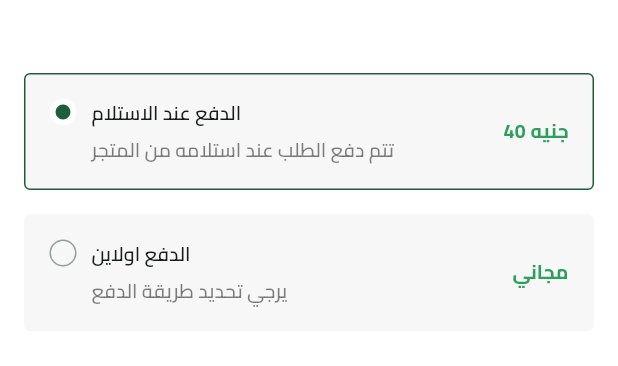
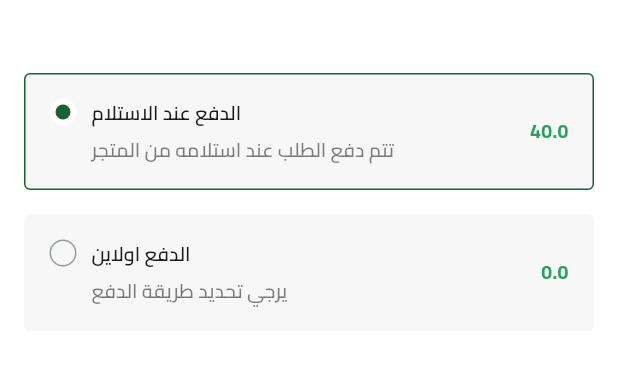
Before and after one commit to abdalrhman7/fruit_hub, a Flutter app: the CheckoutView screen opened directly with empty values, after a tap on "الدفع عند الاستلام", on a phone screen of 412 x 824 dp, the part 149-515 px from its top. Run offline on Flutter 3.47's test engine with Material 3 defaults, Android fonts, the phone set to English and light mode, and no system bars; our stand-ins replace bloc, cloud_firestore, dartz, dots_indicator, equatable, firebase_auth and 8 more; missing offline and left inert: flutter_facebook_auth, svg_flutter; accounts and stored records are empty; project files that could hold a hidden picture were left out.

Commit message:
finish Shipping Section

```diff
--- a/lib/core/helper_functions/build_error_bar.dart
+++ b/lib/core/helper_functions/build_error_bar.dart
@@ -4,6 +4,7 @@ void showErrorBar(BuildContext context, String message) {
   ScaffoldMessenger.of(context).showSnackBar(
     SnackBar(
       duration:  const Duration(milliseconds: 500),
+      behavior: SnackBarBehavior.floating,
       content: Text(message),
     ),
   );
--- a/lib/core/helper_functions/on_generate_routes.dart
+++ b/lib/core/helper_functions/on_generate_routes.dart
@@ -4,6 +4,7 @@ import 'package:fruit/features/auth/presentation/views/signup_view.dart';
 import 'package:fruit/features/best_selling_fruits/views/best_selling_view.dart';
 import 'package:fruit/features/checkout/presentation/views/checkout_view.dart';
 import 'package:fruit/features/home/domin/entites/car_item_entity.dart';
+import 'package:fruit/features/home/domin/entites/cart_entity.dart';
 import 'package:fruit/features/home/presentation/views/main_view.dart';
 import 'package:fruit/features/on_boarding/presentation/views/on_boarding_view.dart';
 import 'package:fruit/features/splash/presentation/views/splash_view.dart';
@@ -15,7 +16,7 @@ Route<dynamic> onGenerateRoute(RouteSettings settings) {
     case CheckoutView.routeName:
       return MaterialPageRoute(
         builder: (context) => CheckoutView(
-          cartItems: settings.arguments as List<CartItemEntity>,
+          cartEntity: settings.arguments as CartEntity,
         ),
       );
     case SignInView.routeName:
--- a/lib/features/checkout/domain/entites/shipping_address_entity.dart
+++ b/lib/features/checkout/domain/entites/shipping_address_entity.dart
@@ -1,5 +1,3 @@
-
-
 class ShippingAddressEntity {
   String? name;
   String? phone;
--- a/lib/features/checkout/presentation/views/checkout_view.dart
+++ b/lib/features/checkout/presentation/views/checkout_view.dart
@@ -1,19 +1,25 @@
 import 'package:flutter/material.dart';
 import 'package:fruit/core/widgets/build_app_bar.dart';
+import 'package:fruit/features/checkout/domain/entites/order_entity.dart';
 import 'package:fruit/features/checkout/presentation/views/widgets/checkout_view_body.dart';
 import 'package:fruit/features/home/domin/entites/car_item_entity.dart';
+import 'package:fruit/features/home/domin/entites/cart_entity.dart';
+import 'package:provider/provider.dart';
 
 class CheckoutView extends StatelessWidget {
-  const CheckoutView({super.key , required this.cartItems});
+  const CheckoutView({super.key, required this.cartEntity});
 
   static const routeName = '/checkout-view';
-  final List<CartItemEntity> cartItems ;
+  final CartEntity cartEntity;
 
   @override
   Widget build(BuildContext context) {
     return Scaffold(
       appBar: buildAppBar(context, title: 'الشحن', showNotification: false),
-      body: const CheckoutViewBody(),
+      body: Provider.value(
+        value: OrderEntity(cartEntity),
+        child: const CheckoutViewBody(),
+      ),
     );
   }
 }
--- a/lib/features/checkout/presentation/views/widgets/address_widgets/address_input_section.dart
+++ b/lib/features/checkout/presentation/views/widgets/address_widgets/address_input_section.dart
@@ -1,45 +1,67 @@
 import 'package:flutter/material.dart';
 import 'package:fruit/features/auth/presentation/widgets/custom_text_form_field.dart';
+import 'package:fruit/features/checkout/domain/entites/order_entity.dart';
+import 'package:fruit/main.dart';
+import 'package:provider/provider.dart';
 
 class AddressInputSection extends StatelessWidget {
-  const AddressInputSection({super.key});
+  const AddressInputSection({super.key, required this.formKey});
+  final GlobalKey<FormState> formKey;
 
   @override
   Widget build(BuildContext context) {
-    return const SingleChildScrollView(
+    return  SingleChildScrollView(
       child: Column(
         children: [
-          SizedBox(height: 24),
+          const SizedBox(height: 24),
           CustomTextFormField(
+            onSaved: (value) {
+              context.read<OrderEntity>().shippingAddressEntity!.name = value;
+            },
             hintText: 'الاسم',
             textInputType: TextInputType.name,
           ),
-          SizedBox(height: 16),
-          CustomTextFormField(
+          const SizedBox(height: 16),
+           CustomTextFormField(
+            onSaved: (value) {
+              context.read<OrderEntity>().shippingAddressEntity!.email = value;
+            },
             hintText: 'البريد الالكتروني',
             textInputType: TextInputType.name,
           ),
-          SizedBox(height: 16),
-          CustomTextFormField(
+          const SizedBox(height: 16),
+           CustomTextFormField(
+             onSaved: (value) {
+               context.read<OrderEntity>().shippingAddressEntity!.address = value;
+             },
             hintText: 'العنون',
             textInputType: TextInputType.name,
           ),
-          SizedBox(height: 16),
-          CustomTextFormField(
+          const SizedBox(height: 16),
+           CustomTextFormField(
+             onSaved: (value) {
+               context.read<OrderEntity>().shippingAddressEntity!.city = value;
+             },
             hintText: 'المدينه',
             textInputType: TextInputType.name,
           ),
-          SizedBox(height: 16),
-          CustomTextFormField(
+          const SizedBox(height: 16),
+           CustomTextFormField(
+             onSaved: (value) {
+               context.read<OrderEntity>().shippingAddressEntity!.floor = value;
+             },
             hintText: 'رقم الطابق و الشقه',
             textInputType: TextInputType.name,
           ),
-          SizedBox(height: 16),
-          CustomTextFormField(
+          const SizedBox(height: 16),
+           CustomTextFormField(
+             onSaved: (value) {
+               context.read<OrderEntity>().shippingAddressEntity!.phone = value;
+             },
             hintText: 'رقم الهاتف',
             textInputType: TextInputType.number,
           ),
-          SizedBox(height: 16),
+          const SizedBox(height: 16),
 
         ],
       ),
--- a/lib/features/checkout/presentation/views/widgets/checkout_steps_page_view.dart
+++ b/lib/features/checkout/presentation/views/widgets/checkout_steps_page_view.dart
@@ -8,9 +8,11 @@ class CheckoutStepsPageView extends StatelessWidget {
   const CheckoutStepsPageView({
     super.key,
     required this.pageController,
+    required this.formKey,
   });
 
   final PageController pageController;
+  final GlobalKey<FormState> formKey;
 
   @override
   Widget build(BuildContext context) {
@@ -30,9 +32,8 @@ class CheckoutStepsPageView extends StatelessWidget {
   List<Widget> getPages() {
     return [
       const ShippingSection(),
-      const AddressInputSection(),
+      AddressInputSection(formKey: formKey),
       const PaymentSection(),
-
     ];
   }
 }
--- a/lib/features/checkout/presentation/views/widgets/checkout_view_body.dart
+++ b/lib/features/checkout/presentation/views/widgets/checkout_view_body.dart
@@ -1,5 +1,9 @@
 import 'package:flutter/material.dart';
+import 'package:fruit/core/helper_functions/build_error_bar.dart';
 import 'package:fruit/core/widgets/custom_button.dart';
+import 'package:fruit/core/widgets/fruit_item.dart';
+import 'package:fruit/features/checkout/domain/entites/order_entity.dart';
+import 'package:provider/provider.dart';
 import 'checkout_steps.dart';
 import 'checkout_steps_page_view.dart';
 
@@ -13,6 +17,7 @@ class CheckoutViewBody extends StatefulWidget {
 class _CheckoutViewBodyState extends State<CheckoutViewBody> {
   PageController pageController = PageController(initialPage: 0);
   int currentPageIndex = 0;
+  final GlobalKey<FormState> formKey = GlobalKey<FormState>();
 
   @override
   void initState() {
@@ -37,15 +42,22 @@ class _CheckoutViewBodyState extends State<CheckoutViewBody> {
             pageController: pageController,
           ),
           Expanded(
-            child: CheckoutStepsPageView(pageController: pageController),
+            child: CheckoutStepsPageView(
+              pageController: pageController,
+              formKey: formKey,
+            ),
           ),
           CustomButton(
             onPressed: () {
-              pageController.animateToPage(
-                currentPageIndex + 1,
-                duration: const Duration(milliseconds: 300),
-                curve: Curves.easeInOut,
-              );
+              if (context.read<OrderEntity>().payWithCash != null) {
+                pageController.animateToPage(
+                  currentPageIndex + 1,
+                  duration: const Duration(milliseconds: 300),
+                  curve: Curves.easeInOut,
+                );
+              } else {
+                showErrorBar(context, 'يجب عليك تحديد طريقة الدفع');
+              }
             },
             text: getNextButtonText(),
           ),
--- a/lib/features/checkout/presentation/views/widgets/shipping_widgets/shipping_section.dart
+++ b/lib/features/checkout/presentation/views/widgets/shipping_widgets/shipping_section.dart
@@ -1,5 +1,8 @@
 import 'package:flutter/material.dart';
+import 'package:fruit/core/widgets/fruit_item.dart';
+import 'package:fruit/features/checkout/domain/entites/order_entity.dart';
 import 'package:fruit/features/checkout/presentation/views/widgets/shipping_widgets/shipping_item.dart';
+import 'package:provider/provider.dart';
 
 class ShippingSection extends StatefulWidget {
   const ShippingSection({super.key});
@@ -8,35 +11,45 @@ class ShippingSection extends StatefulWidget {
   State<ShippingSection> createState() => _ShippingSectionState();
 }
 
-class _ShippingSectionState extends State<ShippingSection> {
+class _ShippingSectionState extends State<ShippingSection> with AutomaticKeepAliveClientMixin {
   int selectedIndex = -1  ;
   @override
   Widget build(BuildContext context) {
+    super.build(context);
+    var orderEntity = context.read<OrderEntity>();
     return   Column(
       children: [
         const SizedBox(height:33),
         ShippingItem(
           onTap:  () {
             selectedIndex = 0;
-            setState(() {});
+            setState(() {
+
+            });
+            orderEntity.payWithCash = true;
           },
           isSelected: selectedIndex == 0,
           title: 'الدفع عند الاستلام',
           subtitle: 'تتم دفع الطلب عند استلامه من المتجر',
-          price: '40 جنيه',
+          price: (orderEntity.cartEntity.calculateTotalPrice() + 40).toString(),
         ),
         const SizedBox(height:16),
         ShippingItem(
           onTap:  () {
             selectedIndex = 1;
             setState(() {});
+            orderEntity.payWithCash = false;
           },
           isSelected: selectedIndex == 1,
           title: 'الدفع اولاين',
           subtitle: 'يرجي تحديد طريقة الدفع',
-          price: 'مجاني',
+          price: context.read<OrderEntity>().cartEntity.calculateTotalPrice().toString(),
         ),
       ],
     );
   }
+
+  @override
+  // TODO: implement wantKeepAlive
+  bool get wantKeepAlive => true;
 }
--- a/lib/features/home/presentation/widgets/cart_widget/cart_view_body.dart
+++ b/lib/features/home/presentation/widgets/cart_widget/cart_view_body.dart
@@ -37,6 +37,7 @@ class CartViewBody extends StatelessWidget {
                   : const CustomDivider(),
             ),
             CartItemsList(
+              //watch search for nearest build method and rebuild it
               cartItems: context.watch<CartCubit>().cartEntity.cartItems,
             ),
             SliverToBoxAdapter(
@@ -50,7 +51,6 @@ class CartViewBody extends StatelessWidget {
           bottom: MediaQuery.sizeOf(context).height * 0.07,
           left: 16,
           right: 16,
-          //watch search for nearest build method and rebuild it
           child: const CustomCartButton(),
         )
       ],
--- a/lib/features/home/presentation/widgets/cart_widget/custom_cart_button.dart
+++ b/lib/features/home/presentation/widgets/cart_widget/custom_cart_button.dart
@@ -19,13 +19,14 @@ class CustomCartButton extends StatelessWidget {
           onPressed: () {
             if (context.read<CartCubit>().cartEntity.cartItems.isNotEmpty) {
               Navigator.pushNamed(context, CheckoutView.routeName,
-                arguments: context.read<CartCubit>().cartEntity.cartItems,
+                arguments: context.read<CartCubit>().cartEntity,
               );
             }else{
               showErrorBar(context, 'لا يوجد منتجات في السله');
             }
           },
           text:
+          //watch search for nearest build method and rebuild it
               'الدفع ${context.watch<CartCubit>().cartEntity.calculateTotalPrice()} جنيه',
         );
       },
--- a/pubspec.yaml
+++ b/pubspec.yaml
@@ -33,6 +33,7 @@ dependencies:
   firebase_storage: ^12.3.3
   skeletonizer: ^1.4.2
   equatable: ^2.0.7
+  provider: ^6.1.2
 
 dev_dependencies:
   flutter_test:
```
Also changed, not shown: lib/features/checkout/domain/entites/order_entity.dart (+19 -18 lines), lib/features/checkout/domain/entites/paypal_payment_entity/amount.dart (added, +26 -0 lines), lib/features/checkout/domain/entites/paypal_payment_entity/details.dart (added, +21 -0 lines), lib/features/checkout/domain/entites/paypal_payment_entity/item.dart (added, +27 -0 lines), lib/features/checkout/domain/entites/paypal_payment_entity/item_list.dart (added, +18 -0 lines), lib/features/checkout/domain/entites/paypal_payment_entity/paypal_payment_entity.dart (added, +25 -0 lines), lib/features/checkout/presentation/views/widgets/checkout_steps.dart (+11 -3 lines), pubspec.lock.
